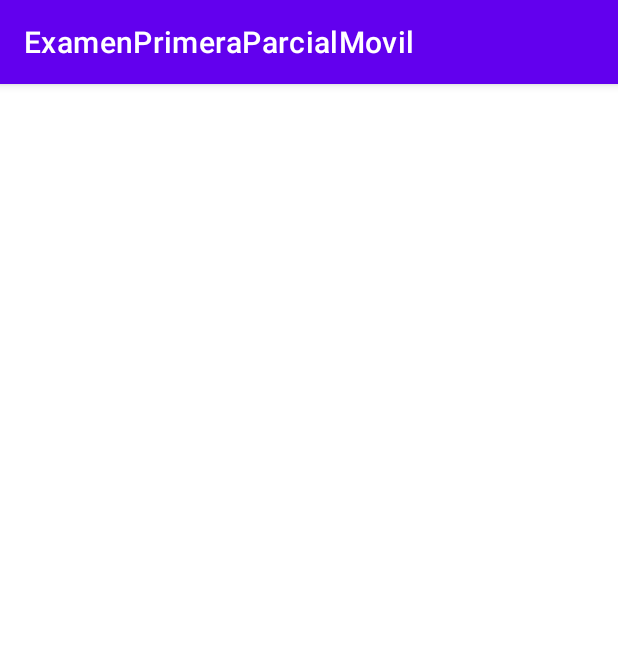
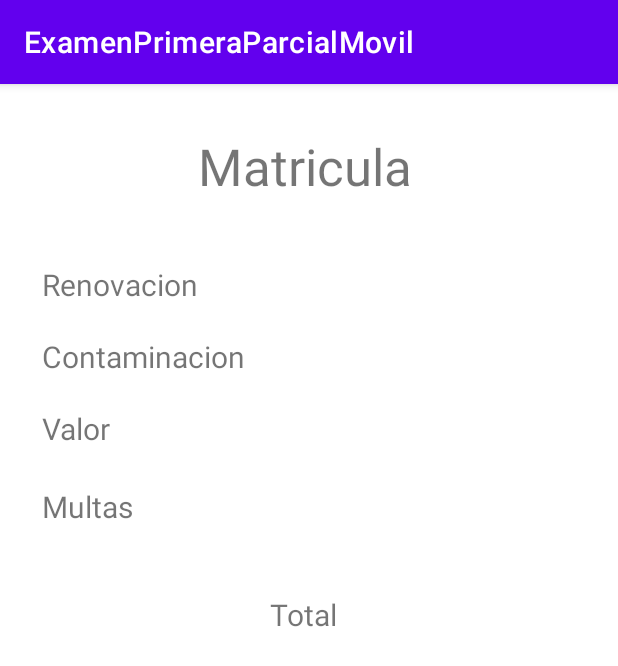
Before and after one commit to GabyValladares/MovilExamenPrimeraParcialIIPA2023, an Android app: the Matricula screen opened directly, with no data from a screen before it, on a phone screen of 412 x 824 dp. Shown: the top 666 px of the screen. Run offline under Robolectric (Android 15) with nearby library versions, the phone set to English and light mode, and no system bars.

Commit message:
Comunicacion Backend y Frontend en segunda actividad

```diff
--- a/app/src/main/java/com/ggvc/examenprimeraparcialmovil/Matricula.java
+++ b/app/src/main/java/com/ggvc/examenprimeraparcialmovil/Matricula.java
@@ -3,12 +3,21 @@ package com.ggvc.examenprimeraparcialmovil;
 import androidx.appcompat.app.AppCompatActivity;
 
 import android.os.Bundle;
+import android.widget.TextView;
 
 public class Matricula extends AppCompatActivity {
 
+    TextView lblRenovacion, lblContaminacion, lblMulta, lblValor, lblTotal;
     @Override
     protected void onCreate(Bundle savedInstanceState) {
         super.onCreate(savedInstanceState);
         setContentView(R.layout.activity_matricula);
+        lblRenovacion = findViewById(R.id.lblRenovacion);
+        lblContaminacion = findViewById(R.id.lblContaminacion);
+        lblMulta = findViewById(R.id.lblMultasRe);
+        lblValor = findViewById(R.id.lblValorRe);
+        lblTotal = findViewById(R.id.lblTotal);
+
+        Bundle datos = getIntent().getExtras();
     }
 }
--- a/app/src/main/res/layout/activity_matricula.xml
+++ b/app/src/main/res/layout/activity_matricula.xml
@@ -6,4 +6,69 @@
     android:layout_height="match_parent"
     tools:context=".Matricula">
 
+    <TextView
+        android:id="@+id/lblTitulo"
+        android:layout_width="wrap_content"
+        android:layout_height="wrap_content"
+        android:layout_marginStart="132dp"
+        android:layout_marginTop="32dp"
+        android:text="Matricula"
+        android:textSize="34sp"
+        app:layout_constraintStart_toStartOf="parent"
+        app:layout_constraintTop_toTopOf="parent" />
+
+    <TextView
+        android:id="@+id/lblRenovacion"
+        android:layout_width="113dp"
+        android:layout_height="34dp"
+        android:layout_marginStart="28dp"
+        android:layout_marginTop="120dp"
+        android:text="Renovacion"
+        android:textSize="20sp"
+        app:layout_constraintStart_toStartOf="parent"
+        app:layout_constraintTop_toTopOf="parent" />
+
+    <TextView
+        android:id="@+id/lblContaminacion"
+        android:layout_width="wrap_content"
+        android:layout_height="wrap_content"
+        android:layout_marginStart="28dp"
+        android:layout_marginTop="168dp"
+        android:text="Contaminacion"
+        android:textSize="20sp"
+        app:layout_constraintStart_toStartOf="parent"
+        app:layout_constraintTop_toTopOf="parent" />
+
+    <TextView
+        android:id="@+id/lblValorRe"
+        android:layout_width="wrap_content"
+        android:layout_height="wrap_content"
+        android:layout_marginStart="28dp"
+        android:layout_marginTop="216dp"
+        android:text="Valor"
+        android:textSize="20sp"
+        app:layout_constraintStart_toStartOf="parent"
+        app:layout_constraintTop_toTopOf="parent" />
+
+    <TextView
+        android:id="@+id/lblMultasRe"
+        android:layout_width="wrap_content"
+        android:layout_height="wrap_content"
+        android:layout_marginStart="28dp"
+        android:layout_marginTop="268dp"
+        android:text="Multas"
+        android:textSize="20sp"
+        app:layout_constraintStart_toStartOf="parent"
+        app:layout_constraintTop_toTopOf="parent" />
+
+    <TextView
+        android:id="@+id/lblTotal"
+        android:layout_width="wrap_content"
+        android:layout_height="wrap_content"
+        android:layout_marginStart="180dp"
+        android:layout_marginTop="340dp"
+        android:text="Total"
+        android:textSize="20sp"
+        app:layout_constraintStart_toStartOf="parent"
+        app:layout_constraintTop_toTopOf="parent" />
 </androidx.constraintlayout.widget.ConstraintLayout>
```
